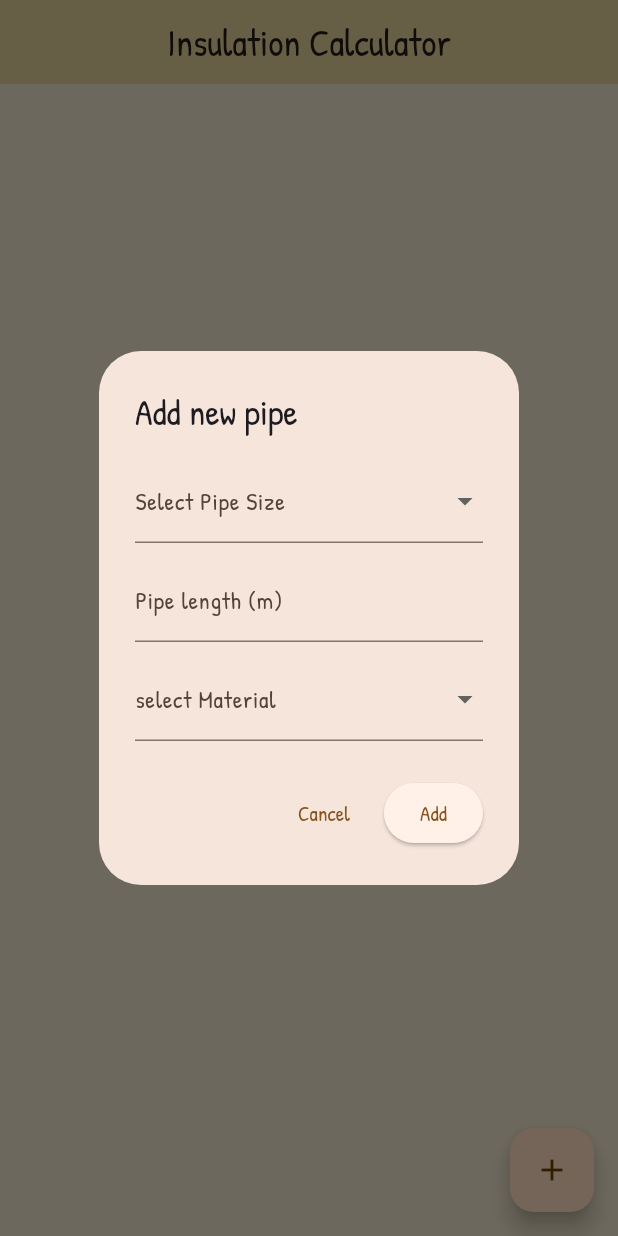
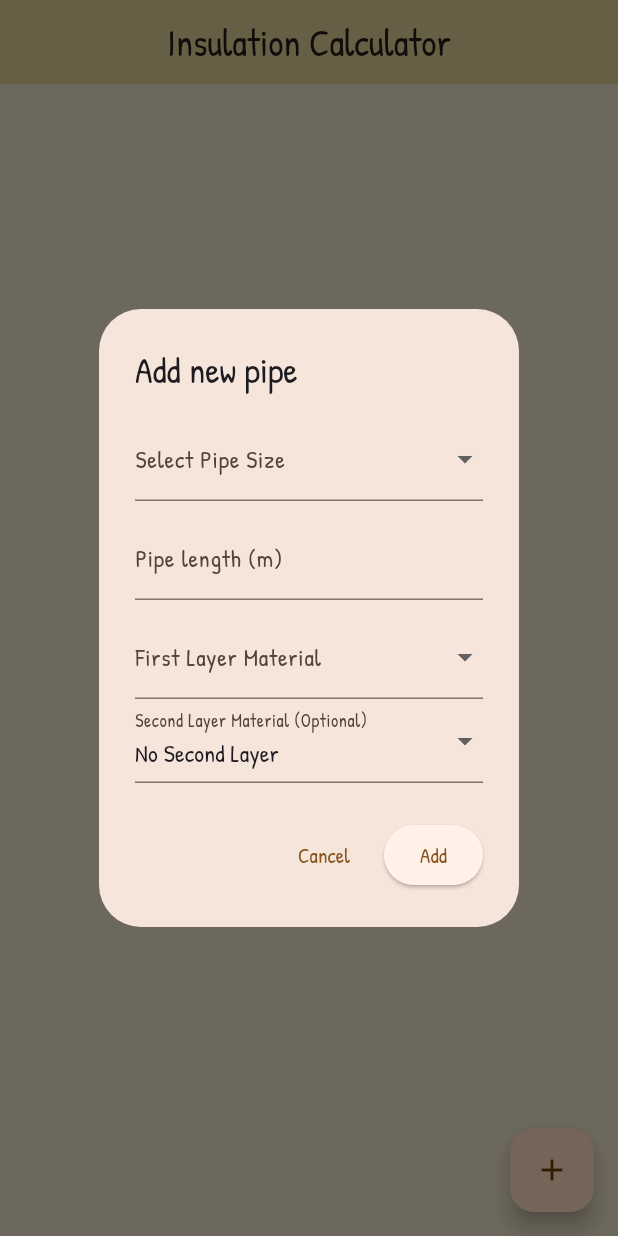
Before and after one commit to jockeBjers/insulation_app, a Flutter app: the screen it shows after launch, after a tap on the "add" icon, on a phone screen of 412 x 824 dp. Run offline on Flutter 3.47's test engine with Material 3 defaults, Android fonts, the phone set to English and light mode, and no system bars; our stand-ins replace google_fonts.

Commit message:
Change logic to handle two layers seperately

```diff
--- a/lib/Pages/home_page.dart
+++ b/lib/Pages/home_page.dart
@@ -1,8 +1,5 @@
-import 'dart:math';
+import 'package:flutter/material.dart';
 
-import 'package:flutter/material.dart';
-import 'package:insulation_app/models/insulation_type.dart';
-import 'package:insulation_app/models/pipe_size.dart';
 import 'package:insulation_app/models/insulated_pipe.dart';
 import 'package:insulation_app/util/add_pipe_dialog_box.dart';
 
@@ -14,6 +11,7 @@ class HomePage extends StatefulWidget {
 }
 
 class _HomePageState extends State<HomePage> {
+
   List<InsulatedPipe> pipes = [];
 
   void showAddPipeDialog() {
@@ -21,12 +19,14 @@ class _HomePageState extends State<HomePage> {
       context: context,
       builder: (context) {
         return AddPipeDialog(
-          onAddPipe: (selectedSize, selectedMaterial, length) {
+          onAddPipe: (selectedSize, firstLayer, secondLayer, length) {
             setState(() {
               pipes.add(InsulatedPipe(
-                  size: selectedSize,
-                  length: length,
-                  material: selectedMaterial));
+                size: selectedSize,
+                length: length,
+                firstLayerMaterial: firstLayer,
+                secondLayerMaterial: secondLayer,
+              ));
             });
           },
         );
@@ -40,15 +40,7 @@ class _HomePageState extends State<HomePage> {
     });
   }
 
-  void CalcTotalMaterialNeeded(){
-    for (var element in pipes) {
-
-      if(element.material.insulationThickness == 30){
-
-      }
-
-    }
-  }
+  // Summary
 
   @override
   Widget build(BuildContext context) {
@@ -68,7 +60,9 @@ class _HomePageState extends State<HomePage> {
               ),
 
               // Summary view
-              Container(
+              Column(
+
+
               ),
             ],
           ),
@@ -100,9 +94,9 @@ class _HomePageState extends State<HomePage> {
                   style: TextStyle(fontSize: 22), "Pipe: ${pipe.size.label}"),
               subtitle: Text(
                 style: TextStyle(fontSize: 18),
-                "Length: ${pipe.length}m • Material: ${pipe.material.name}\n"
+                "Length: ${pipe.length}m • Material: ${pipe.firstLayerMaterial.name}\n"
                 "First Layer: ${pipe.getFirstLayerArea().ceil()} m², Rolls: ${pipe.getFirstLayerRolls().ceil()}\n"
-                "Second Layer: ${pipe.getSecondLayerArea().ceil()} m², Rolls: ${pipe.getSecondLayerRolls().ceil()}\n"
+                "${pipe.secondLayerMaterial != null ? "Second Layer (${pipe.secondLayerMaterial!.name}): ${pipe.getSecondLayerArea().ceil()} m², Rolls: ${pipe.getSecondLayerRolls().ceil()}\n" : ""}"
                 "Total Insulation: ${pipe.getTotalArea().ceil()} m²\n"
                 "Total Rolls Needed: ${pipe.getTotalRolls().ceil()}",
               ),
--- a/lib/models/insulated_pipe.dart
+++ b/lib/models/insulated_pipe.dart
@@ -6,20 +6,29 @@ import 'package:insulation_app/util/insulation_calculator.dart';
 class InsulatedPipe {
   final PipeSize size;
   final double length;
-  final InsulationType material;
+  final InsulationType firstLayerMaterial;
+  final InsulationType? secondLayerMaterial;
+
+  late final double insulationArea;
 
   InsulatedPipe({
-    required this.size,
-    required this.length,
-    required this.material,
-  });
+      required this.size,
+      required this.length,
+      required this.firstLayerMaterial,
+      this.secondLayerMaterial});
 
   double getFirstLayerArea() {
-    return InsulationCalculator().calculateFirstLayerArea(size.diameter, material.insulationThickness, length);
+    return InsulationCalculator().calculateFirstLayerArea(
+        size.diameter, firstLayerMaterial.insulationThickness, length);
   }
 
   double getSecondLayerArea() {
-    return InsulationCalculator().calculateSecondLayerArea(size.diameter, material.insulationThickness, length);
+    if (secondLayerMaterial == null) return 0;
+    return InsulationCalculator().calculateSecondLayerArea(
+      size.diameter,
+      secondLayerMaterial!.insulationThickness,
+      length,
+    );
   }
 
   double getTotalArea() {
@@ -27,11 +36,16 @@ class InsulatedPipe {
   }
 
   double getFirstLayerRolls() {
-    return InsulationCalculator().calculateRolls(getFirstLayerArea(), material.insulationAreaPerMeter);
+    return InsulationCalculator().calculateRolls(
+        getFirstLayerArea(), firstLayerMaterial.insulationAreaPerMeter);
   }
 
   double getSecondLayerRolls() {
-    return InsulationCalculator().calculateRolls(getSecondLayerArea(), material.insulationAreaPerMeter);
+    if (secondLayerMaterial == null) return 0;
+    return InsulationCalculator().calculateRolls(
+      getSecondLayerArea(),
+      secondLayerMaterial!.insulationAreaPerMeter,
+    );
   }
 
   double getTotalRolls() {
--- a/lib/util/add_pipe_dialog_box.dart
+++ b/lib/util/add_pipe_dialog_box.dart
@@ -1,17 +1,19 @@
 import 'package:flutter/material.dart';
 import 'package:insulation_app/models/insulation_type.dart';
 import 'package:insulation_app/models/pipe_size.dart';
-
 class AddPipeDialog extends StatelessWidget {
-  final Function(PipeSize, InsulationType, double) onAddPipe;
+  final Function(PipeSize, InsulationType, InsulationType?, double) onAddPipe;
 
   const AddPipeDialog({super.key, required this.onAddPipe});
 
+
   @override
   Widget build(BuildContext context) {
-    PipeSize? selectedSize;
-    InsulationType? selectedMaterial;
-    final TextEditingController lengthController = TextEditingController();
+
+  PipeSize? selectedSize;
+  InsulationType? selectedFirstLayer;
+  InsulationType? selectedSecondLayer;
+  final TextEditingController lengthController = TextEditingController();
 
     return AlertDialog(
       title: Text("Add new pipe"),
@@ -45,8 +47,9 @@ class AddPipeDialog extends StatelessWidget {
           SizedBox(height: 10),
 
           // Material dropdown
+
           DropdownButtonFormField<InsulationType>(
-            value: selectedMaterial,
+            value: selectedFirstLayer,
             items: materials.map((mat) {
               return DropdownMenuItem<InsulationType>(
                 value: mat,
@@ -54,9 +57,30 @@ class AddPipeDialog extends StatelessWidget {
               );
             }).toList(),
             onChanged: (value) {
-              selectedMaterial = value;
+              selectedFirstLayer = value;
             },
-            decoration: InputDecoration(labelText: "select Material"),
+            decoration: InputDecoration(labelText: "First Layer Material"),
+          ),
+
+          DropdownButtonFormField<InsulationType?>(
+            value: selectedSecondLayer,
+            items: [
+              DropdownMenuItem<InsulationType?>(
+                value: null,
+                child: Text("No Second Layer"),
+              ),
+              ...materials.map((mat) {
+                return DropdownMenuItem<InsulationType?>(
+                  value: mat,
+                  child: Text(mat.name),
+                );
+              }),
+            ],
+            onChanged: (value) {
+              selectedSecondLayer = value;
+            },
+            decoration:
+                InputDecoration(labelText: "Second Layer Material (Optional)"),
           ),
         ],
       ),
@@ -66,10 +90,11 @@ class AddPipeDialog extends StatelessWidget {
         ElevatedButton(
           onPressed: () {
             if (selectedSize != null &&
-                selectedMaterial != null &&
+                selectedFirstLayer != null &&
                 lengthController.text.isNotEmpty) {
               double length = double.parse(lengthController.text);
-              onAddPipe(selectedSize!, selectedMaterial!, length);
+              onAddPipe(selectedSize!, selectedFirstLayer!,
+                  selectedSecondLayer, length);
               Navigator.pop(context);
             }
           },
--- a/lib/util/insulation_calculator.dart
+++ b/lib/util/insulation_calculator.dart
@@ -1,11 +1,11 @@
 class InsulationCalculator {
   double calculateLayerArea(double diameter, double thickness, double layerMultiplier) {
-    return (diameter + (thickness * layerMultiplier)) * 3.1415; // Approx. Pi
+    return (diameter + (thickness * layerMultiplier)) * 3.1415;
   }
 
   double calculateArea(double diameter, double thickness, double pipeLength, double layerMultiplier) {
     double layer = calculateLayerArea(diameter, thickness, layerMultiplier);
-    return pipeLength * layer ; // Area in square meters
+    return pipeLength * layer ;
   }
 
   double calculateFirstLayerArea(double diameter, double thickness, double pipeLength) {
```
